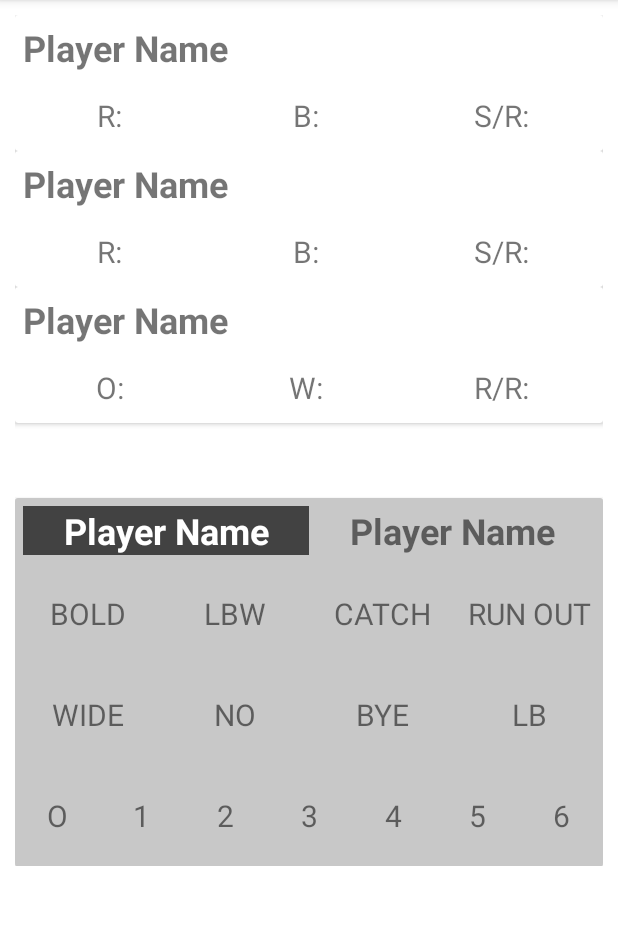
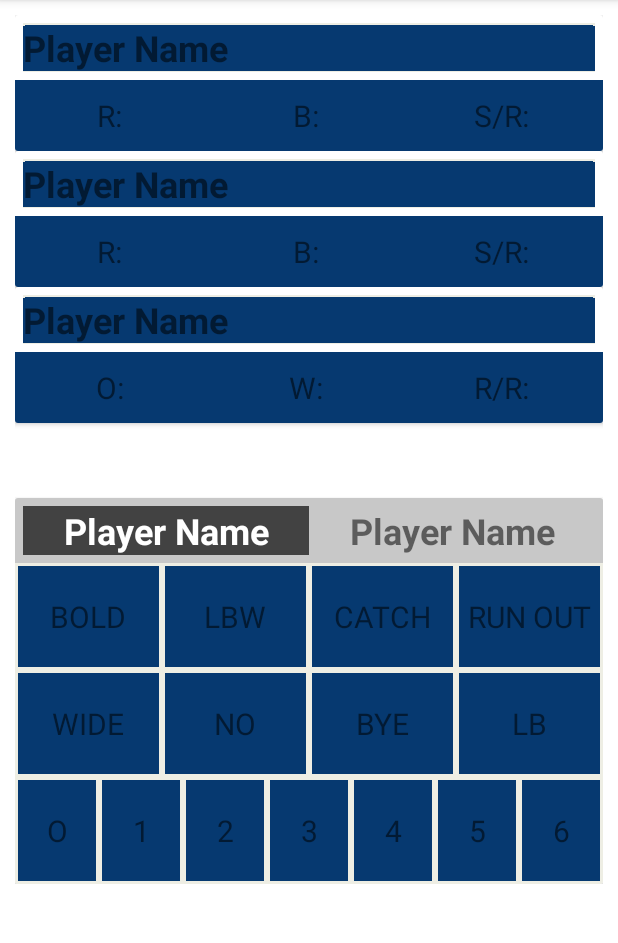
Before and after one commit to DeadshotTech/scorecard, an Android app: the ScoringScreenActivity screen opened directly, with no data from a screen before it, on a phone screen of 412 x 824 dp, the part 84-1027 px from its top. Run offline under Robolectric (Android 15) with nearby library versions, the phone set to English and light mode, and no system bars; our stand-ins replace Firebase (no records; nobody signed in at launch, a user with empty details on screens opened directly); 1 statement that could not run was skipped.

```diff
--- a/app/src/main/java/com/deadshot/scorecard/activities/ScorecardActivity.java
+++ b/app/src/main/java/com/deadshot/scorecard/activities/ScorecardActivity.java
@@ -4,7 +4,9 @@ import androidx.appcompat.app.AppCompatActivity;
 import androidx.recyclerview.widget.LinearLayoutManager;
 import androidx.recyclerview.widget.RecyclerView;
 
+import android.graphics.Color;
 import android.os.Bundle;
+import android.util.Log;
 import android.view.View;
 import android.widget.LinearLayout;
 import android.widget.TextView;
@@ -16,7 +18,6 @@ import com.deadshot.scorecard.adapters.PlayerBallingScoreCardAdapter;
 import com.deadshot.scorecard.models.CricketTeammate;
 import com.deadshot.scorecard.models.MatchDetails;
 import com.deadshot.scorecard.models.adapter.PlayerScorecard;
-import com.deadshot.scorecard.utilities.BallerUtility;
 import com.deadshot.scorecard.utilities.CommonUtility;
 
 import java.util.ArrayList;
@@ -58,6 +59,8 @@ public class ScorecardActivity extends AppCompatActivity {
             public void onClick(View view) {
                 setUpTeamBattingScoreCardForTeamB();
                 setUpTeamBallingScoreCardForTeamA();
+                markActiveTeamAsClicked(view);
+                markInactiveTeamAsUnClicked(findViewById(R.id.scorecard_team_a_controller));
             }
         });
     }
@@ -70,8 +73,19 @@ public class ScorecardActivity extends AppCompatActivity {
             public void onClick(View view) {
                 setUpTeamBattingScoreCardForTeamA();
                 setUpTeamBallingScoreCardForTeamB();
+                markActiveTeamAsClicked(view);
+                markInactiveTeamAsUnClicked(findViewById(R.id.scorecard_team_b_controller));
             }
         });
+    }
+
+    private void markInactiveTeamAsUnClicked(View view) {
+//        TODO: Change this to get a default color
+        view.setBackgroundColor(Color.parseColor("#000000"));
+    }
+
+    private void markActiveTeamAsClicked(View view) {
+        view.setBackgroundResource(R.drawable.border);
     }
 
     private void setupViews() {
@@ -224,10 +238,19 @@ public class ScorecardActivity extends AppCompatActivity {
 
         String teamAScore = matchDetails.getTeamARuns() +
                 CommonConstants.SCORE_SEPERATOR +
-                matchDetails.getTeamAWickets();
+                matchDetails.getTeamAWickets() +
+                CommonConstants.SINGLE_SPACE +
+                CommonConstants.LEFT_BRACKET +
+                CommonUtility.getOvers(matchDetails.getTeamBBallsBalled()) +
+                CommonConstants.RIGHT_BRACKET;
+
         String teamBScore = matchDetails.getTeamBRuns() +
                 CommonConstants.SCORE_SEPERATOR +
-                matchDetails.getTeamBWickets();
+                matchDetails.getTeamBWickets() +
+                CommonConstants.SINGLE_SPACE +
+                CommonConstants.LEFT_BRACKET +
+                CommonUtility.getOvers(matchDetails.getTeamABallsBalled()) +
+                CommonConstants.RIGHT_BRACKET;
 
         TextView tvTeamAName = findViewById(R.id.scorecard_team_a_name);
         TextView tvTeamBName = findViewById(R.id.scorecard_team_b_name);
--- a/app/src/main/res/layout/activity_scorecard.xml
+++ b/app/src/main/res/layout/activity_scorecard.xml
@@ -21,7 +21,8 @@
             android:layout_height="match_parent"
             android:orientation="vertical"
             android:weightSum="2"
-            android:layout_weight="1">
+            android:layout_weight="1"
+            android:background="@drawable/border">
 
             <TextView
                 android:id="@+id/scorecard_team_a_name"
--- a/app/src/main/res/layout/activity_scoring_screen_activity.xml
+++ b/app/src/main/res/layout/activity_scoring_screen_activity.xml
@@ -28,7 +28,8 @@
                     android:layout_height="wrap_content"
                     android:text="Player Name"
                     android:textSize="24sp"
-                    android:textStyle="bold"/>
+                    android:textStyle="bold"
+                    android:background="@drawable/border"/>
 
             </LinearLayout>
 
@@ -38,7 +39,8 @@
                 android:orientation="horizontal"
                 android:paddingTop="10dip"
                 android:paddingBottom="10dip"
-                android:weightSum="3">
+                android:weightSum="3"
+                android:background="#063970">
 
                 <TextView
                     android:id="@+id/scoring_screen_batsman1_runs"
@@ -99,7 +101,8 @@
                     android:layout_height="wrap_content"
                     android:text="Player Name"
                     android:textSize="24sp"
-                    android:textStyle="bold"/>
+                    android:textStyle="bold"
+                    android:background="@drawable/border"/>
 
             </LinearLayout>
 
@@ -109,7 +112,8 @@
                 android:orientation="horizontal"
                 android:paddingTop="10dip"
                 android:paddingBottom="10dip"
-                android:weightSum="3">
+                android:weightSum="3"
+                android:background="#063970">
 
                 <TextView
                     android:id="@+id/scoring_screen_batsman2_runs"
@@ -170,7 +174,8 @@
                     android:layout_height="wrap_content"
                     android:text="Player Name"
                     android:textSize="24sp"
-                    android:textStyle="bold"/>
+                    android:textStyle="bold"
+                    android:background="@drawable/border"/>
 
             </LinearLayout>
 
@@ -180,7 +185,8 @@
                 android:orientation="horizontal"
                 android:paddingTop="10dip"
                 android:paddingBottom="10dip"
-                android:weightSum="3">
+                android:weightSum="3"
+                android:background="#063970">
 
                 <TextView
                     android:id="@+id/scoring_screen_baller_runs_conceded"
@@ -269,50 +275,64 @@
                 android:layout_width="match_parent"
                 android:layout_height="wrap_content"
                 android:orientation="horizontal"
-                android:paddingTop="20dip"
-                android:paddingBottom="20dip"
                 android:weightSum="4"
-                android:background="@color/cardview_shadow_start_color">
+                android:background="#eeeee4">
 
                 <TextView
                     android:id="@+id/scoring_screen_score_bold"
                     android:layout_width="0dip"
                     android:layout_height="wrap_content"
                     android:text="BOLD"
+                    android:paddingTop="20dip"
+                    android:paddingBottom="20dip"
                     android:textSize="20sp"
                     android:layout_weight="1"
                     android:layout_gravity="center"
-                    android:gravity="center"/>
+                    android:gravity="center"
+                    android:layout_margin="2dip"
+                    android:background="#063970"/>
 
                 <TextView
                     android:id="@+id/scoring_screen_score_lbw"
                     android:layout_width="0dip"
                     android:layout_height="wrap_content"
                     android:text="LBW"
+                    android:paddingTop="20dip"
+                    android:paddingBottom="20dip"
                     android:textSize="20sp"
                     android:layout_weight="1"
                     android:layout_gravity="center"
-                    android:gravity="center"/>
+                    android:gravity="center"
+                    android:layout_margin="2dip"
+                    android:background="#063970"/>
 
                 <TextView
                     android:id="@+id/scoring_screen_score_catch"
                     android:layout_width="0dip"
                     android:layout_height="wrap_content"
                     android:text="CATCH"
+                    android:paddingTop="20dip"
+                    android:paddingBottom="20dip"
                     android:textSize="20sp"
                     android:layout_weight="1"
                     android:layout_gravity="center"
-                    android:gravity="center"/>
+                    android:gravity="center"
+                    android:layout_margin="2dip"
+                    android:background="#063970"/>
 
                 <TextView
                     android:id="@+id/scoring_screen_score_run_out"
                     android:layout_width="0dip"
                     android:layout_height="wrap_content"
                     android:text="RUN OUT"
+                    android:paddingTop="20dip"
+                    android:paddingBottom="20dip"
                     android:textSize="20sp"
                     android:layout_weight="1"
                     android:layout_gravity="center"
-                    android:gravity="center"/>
+                    android:gravity="center"
+                    android:layout_margin="2dip"
+                    android:background="#063970"/>
 
             </LinearLayout>
 
@@ -320,50 +340,64 @@
                 android:layout_width="match_parent"
                 android:layout_height="wrap_content"
                 android:orientation="horizontal"
-                android:paddingTop="20dip"
-                android:paddingBottom="20dip"
                 android:weightSum="4"
-                android:background="@color/cardview_shadow_start_color">
+                android:background="#eeeee4">
 
                 <TextView
                     android:id="@+id/scoring_screen_score_wide"
                     android:layout_width="0dip"
                     android:layout_height="wrap_content"
                     android:text="WIDE"
+                    android:paddingTop="20dip"
+                    android:paddingBottom="20dip"
                     android:textSize="20sp"
                     android:layout_weight="1"
                     android:layout_gravity="center"
-                    android:gravity="center"/>
+                    android:gravity="center"
+                    android:layout_margin="2dip"
+                    android:background="#063970"/>
 
                 <TextView
                     android:id="@+id/scoring_screen_score_no"
                     android:layout_width="0dip"
                     android:layout_height="wrap_content"
                     android:text="NO"
+                    android:paddingTop="20dip"
+                    android:paddingBottom="20dip"
                     android:textSize="20sp"
                     android:layout_weight="1"
                     android:layout_gravity="center"
-                    android:gravity="center"/>
+                    android:gravity="center"
+                    android:layout_margin="2dip"
+                    android:background="#063970"/>
 
                 <TextView
                     android:id="@+id/scoring_screen_score_bye"
                     android:layout_width="0dip"
                     android:layout_height="wrap_content"
                     android:text="BYE"
+                    android:paddingTop="20dip"
+                    android:paddingBottom="20dip"
                     android:textSize="20sp"
                     android:layout_weight="1"
                     android:layout_gravity="center"
-                    android:gravity="center"/>
+                    android:gravity="center"
+                    android:layout_margin="2dip"
+                    android:background="#063970"/>
 
                 <TextView
                     android:id="@+id/scoring_screen_score_lb"
                     android:layout_width="0dip"
                     android:layout_height="wrap_content"
                     android:text="LB"
+                    android:paddingTop="20dip"
+                    android:paddingBottom="20dip"
                     android:textSize="20sp"
                     android:layout_weight="1"
                     android:layout_gravity="center"
-                    android:gravity="center"/>
+                    android:gravity="center"
+                    android:layout_margin="2dip"
+                    android:background="#063970"/>
 
             </LinearLayout>
 
@@ -371,80 +405,106 @@
                 android:layout_width="match_parent"
                 android:layout_height="wrap_content"
                 android:orientation="horizontal"
-                android:paddingTop="20dip"
-                android:paddingBottom="20dip"
                 android:weightSum="7"
-                android:background="@color/cardview_shadow_start_color">
+                android:background="#eeeee4">
 
                 <TextView
                     android:id="@+id/scoring_screen_score_zero"
                     android:layout_width="0dip"
                     android:layout_height="wrap_content"
                     android:text="O"
+                    android:paddingTop="20dip"
+                    android:paddingBottom="20dip"
                     android:textSize="20sp"
                     android:layout_weight="1"
                     android:layout_gravity="center"
-                    android:gravity="center"/>
+                    android:gravity="center"
+                    android:layout_margin="2dip"
+                    android:background="#063970"/>
 
                 <TextView
                     android:id="@+id/scoring_screen_score_one"
                     android:layout_width="0dip"
                     android:layout_height="wrap_content"
                     android:text="1"
+                    android:paddingTop="20dip"
+                    android:paddingBottom="20dip"
                     android:textSize="20sp"
                     android:layout_weight="1"
                     android:layout_gravity="center"
-                    android:gravity="center"/>
+                    android:gravity="center"
+                    android:layout_margin="2dip"
+                    android:background="#063970"/>
 
                 <TextView
                     android:id="@+id/scoring_screen_score_two"
                     android:layout_width="0dip"
                     android:layout_height="wrap_content"
                     android:text="2"
+                    android:paddingTop="20dip"
+                    android:paddingBottom="20dip"
                     android:textSize="20sp"
                     android:layout_weight="1"
                     android:layout_gravity="center"
-                    android:gravity="center"/>
+                    android:gravity="center"
+                    android:layout_margin="2dip"
+                    android:background="#063970"/>
 
                 <TextView
                     android:id="@+id/scoring_screen_score_three"
                     android:layout_width="0dip"
                     android:layout_height="wrap_content"
                     android:text="3"
+                    android:paddingTop="20dip"
+                    android:paddingBottom="20dip"
                     android:textSize="20sp"
                     android:layout_weight="1"
                     android:layout_gravity="center"
-                    android:gravity="center"/>
+                    android:gravity="center"
+                    android:layout_margin="2dip"
+                    android:background="#063970"/>
 
                 <TextView
                     android:id="@+id/scoring_screen_score_four"
                     android:layout_width="0dip"
                     android:layout_height="wrap_content"
                     android:text="4"
+                    android:paddingTop="20dip"
+                    android:paddingBottom="20dip"
                     android:textSize="20sp"
                     android:layout_weight="1"
                     android:layout_gravity="center"
-                    android:gravity="center"/>
+                    android:gravity="center"
+                    android:layout_margin="2dip"
+                    android:background="#063970"/>
 
                 <TextView
                     android:id="@+id/scoring_screen_score_five"
                     android:layout_width="0dip"
                     android:layout_height="wrap_content"
                     android:text="5"
+                    android:paddingTop="20dip"
+                    android:paddingBottom="20dip"
                     android:textSize="20sp"
                     android:layout_weight="1"
                     android:layout_gravity="center"
-                    android:gravity="center"/>
+                    android:gravity="center"
+                    android:layout_margin="2dip"
+                    android:background="#063970"/>
 
                 <TextView
                     android:id="@+id/scoring_screen_score_six"
                     android:layout_width="0dip"
                     android:layout_height="wrap_content"
                     android:text="6"
+                    android:paddingTop="20dip"
+                    android:paddingBottom="20dip"
                     android:textSize="20sp"
                     android:layout_weight="1"
                     android:layout_gravity="center"
-                    android:gravity="center"/>
+                    android:gravity="center"
+                    android:layout_margin="2dip"
+                    android:background="#063970"/>
 
             </LinearLayout>
 
--- a/app/src/main/res/layout/teammate_addition_details_layout.xml
+++ b/app/src/main/res/layout/teammate_addition_details_layout.xml
@@ -24,14 +24,19 @@
             android:layout_width="0dp"
             android:layout_height="wrap_content"
             android:text="Edit"
-            android:layout_weight=".75"/>
+            android:layout_weight=".75"
+            android:textColor="@color/white"
+            android:backgroundTint="#063970"
+            android:layout_marginRight="5dip"/>
 
         <Button
             android:id="@+id/teammate_addition_details_delete_player"
             android:layout_width="0dp"
             android:layout_height="wrap_content"
             android:text="Delete"
-            android:layout_weight=".75"/>
+            android:layout_weight=".75"
+            android:textColor="@color/white"
+            android:backgroundTint="#063970"/>
 
     </LinearLayout>
 
```
